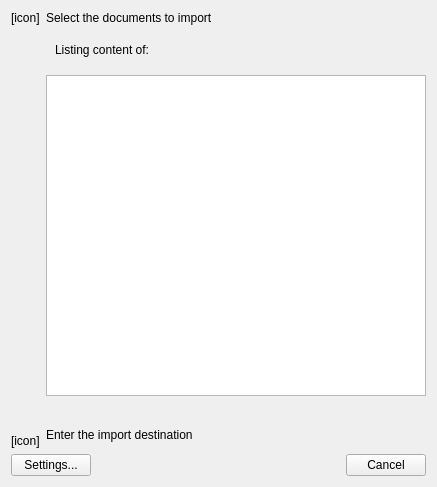
Above: gwenview/importer/thumbnailpage.ui from fluxer/kde-extraapps before the change. Below: the same form after it.
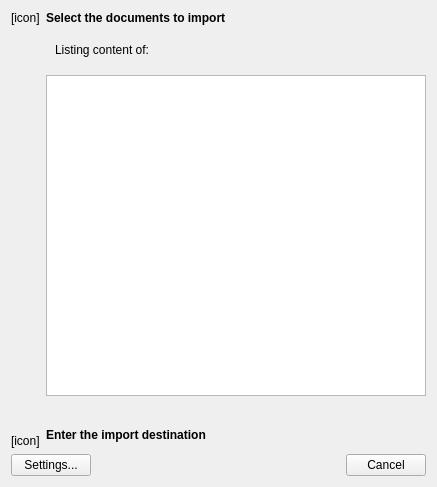
That is the form after the change. Custom widgets are drawn as their Qt base class.

Commit message: gwenview: set font property for titles instead of using style sheet

Diff of the .ui file:
```diff
--- a/gwenview/importer/thumbnailpage.ui
+++ b/gwenview/importer/thumbnailpage.ui
@@ -143,8 +143,10 @@
      <property name="text">
       <string>Select the documents to import</string>
      </property>
-     <property name="isTitle" stdset="0">
-      <bool>true</bool>
+     <property name="font">
+      <font>
+       <bold>true</bold>
+      </font>
      </property>
     </widget>
    </item>
@@ -174,8 +176,10 @@
      <property name="buddy">
       <cstring>mDstUrlRequester</cstring>
      </property>
-     <property name="isTitle" stdset="0">
-      <bool>true</bool>
+     <property name="font">
+      <font>
+       <bold>true</bold>
+      </font>
      </property>
     </widget>
    </item>
```
The commit also changes 1 other file.
